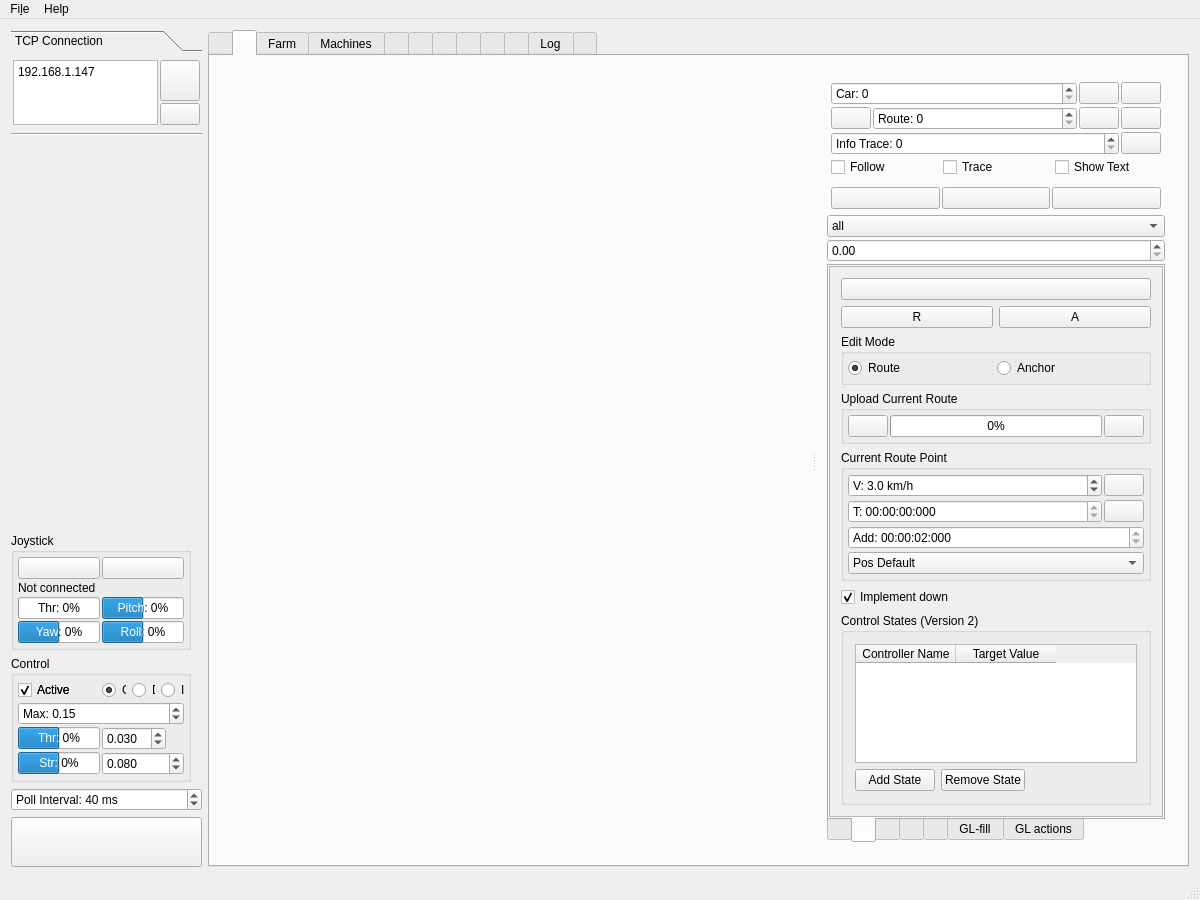
This is Linux/RControlStation/mainwindow.ui in GunnarLarssonSLU/rise_sdvp as Qt 5 draws it before an edit. The edited form follows.
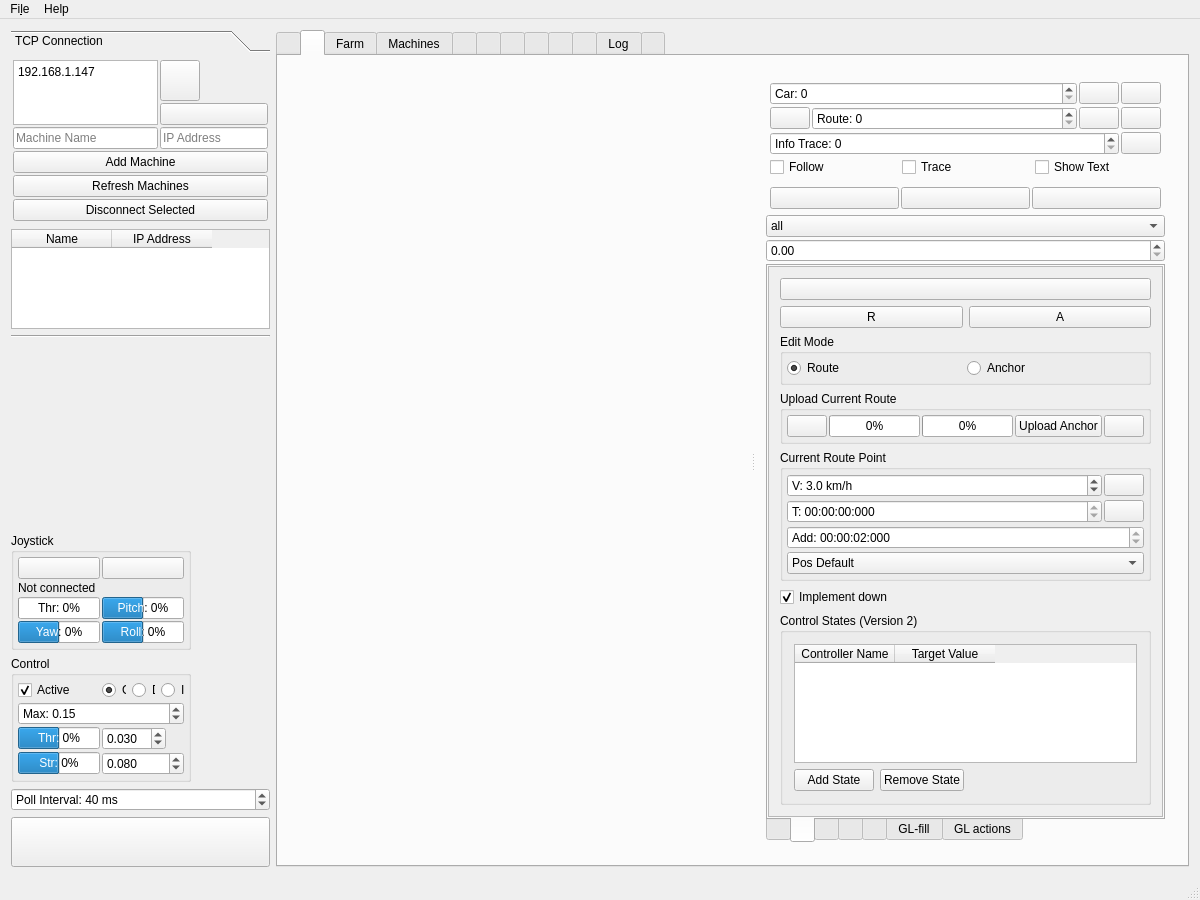
This is the edited form. Icons and pictures are not drawn. Custom widgets are drawn as their Qt base class.

Commit message:
Restore UI elements: add missing buttons, line edits, combo boxes, and tables referenced in C++ code
- Added refreshMachinesButton, disconnectSelectedButton, pushButtonAddMachine, uploadAnchorButton
- Added lineEditMachineName, lineEditMachineIp
- Added comboBoxVehicleType, comboBox_controller2, comboBox_controller4
- Added machinesTable QTableWidget
- Fixed duplicate checkBoxActiveKB
- Added anchorUploadProgressBar

Generated by Mistral Vibe.

What changed in the file:
```diff
--- a/Linux/RControlStation/mainwindow.ui
+++ b/Linux/RControlStation/mainwindow.ui
@@ -145,12 +145,79 @@
               </property>
              </widget>
             </item>
+            <item row="4" column="0" colspan="2">
+             <widget class="QPushButton" name="refreshMachinesButton">
+              <property name="text">
+               <string>Refresh Machines</string>
+              </property>
+             </widget>
+            </item>
+            <item row="5" column="0" colspan="2">
+             <widget class="QPushButton" name="disconnectSelectedButton">
+              <property name="text">
+               <string>Disconnect Selected</string>
+              </property>
+             </widget>
+            </item>
+            <item row="2" column="0">
+             <widget class="QLineEdit" name="lineEditMachineName">
+              <property name="placeholderText">
+               <string>Machine Name</string>
+              </property>
+             </widget>
+            </item>
+            <item row="2" column="1">
+             <widget class="QLineEdit" name="lineEditMachineIp">
+              <property name="placeholderText">
+               <string>IP Address</string>
+              </property>
+             </widget>
+            </item>
+            <item row="3" column="0" colspan="2">
+             <widget class="QPushButton" name="pushButtonAddMachine">
+              <property name="text">
+               <string>Add Machine</string>
+              </property>
+             </widget>
+            </item>
            </layout>
           </item>
          </layout>
         </widget>
        </widget>
       </item>
+      <item>
+       <widget class="QTableWidget" name="machinesTable">
+        <property name="sizePolicy">
+         <sizepolicy hsizetype="Expanding" vsizetype="Expanding">
+          <horstretch>0</horstretch>
+          <verstretch>0</verstretch>
+         </sizepolicy>
+        </property>
+        <property name="minimumSize">
+         <size>
+          <width>0</width>
+          <height>100</height>
+         </size>
+        </property>
+        <property name="editTriggers">
+         <set>QAbstractItemView::EditTrigger::NoEditTriggers</set>
+        </property>
+        <property name="selectionBehavior">
+         <enum>QAbstractItemView::SelectionBehavior::SelectRows</enum>
+        </property>
+        <column>
+         <property name="text">
+          <string>Name</string>
+         </property>
+        </column>
+        <column>
+         <property name="text">
+          <string>IP Address</string>
+         </property>
+        </column>
+       </widget>
+      </item>
       <item>
        <widget class="Line" name="line">
         <property name="orientation">
@@ -340,13 +407,6 @@
            </property>
           </widget>
          </item>
-         <item row="0" column="0">
-          <widget class="QCheckBox" name="checkBoxActiveKB">
-           <property name="text">
-            <string>Active</string>
-           </property>
-          </widget>
-         </item>
          <item row="0" column="1">
           <layout class="QHBoxLayout" name="horizontalLayout_6">
            <item>
@@ -1389,6 +1449,20 @@
                          </property>
                         </widget>
                        </item>
+                       <item>
+                        <widget class="QProgressBar" name="anchorUploadProgressBar">
+                         <property name="value">
+                          <number>0</number>
+                         </property>
+                        </widget>
+                       </item>
+                       <item>
+                        <widget class="QPushButton" name="uploadAnchorButton">
+                         <property name="text">
+                          <string>Upload Anchor</string>
+                         </property>
+                        </widget>
+                       </item>
                        <item>
                         <widget class="QPushButton" name="mapUploadRouteButton">
                          <property name="sizePolicy">
@@ -4147,6 +4221,9 @@
         <item row="0" column="1">
          <widget class="QComboBox" name="comboBox_controller5"/>
         </item>
+        <item row="1" column="1">
+         <widget class="QComboBox" name="comboBox_controller2"/>
+        </item>
         <item row="2" column="0">
          <widget class="QLabel" name="label_7">
           <property name="text">
@@ -4177,6 +4254,12 @@
         <item row="5" column="1">
          <widget class="QComboBox" name="comboBox_controller3"/>
         </item>
+        <item row="6" column="0">
+         <widget class="QComboBox" name="comboBox_controller4"/>
+        </item>
+        <item row="6" column="1">
+         <widget class="QComboBox" name="comboBoxVehicleType"/>
+        </item>
        </layout>
       </widget>
      </widget>
```
